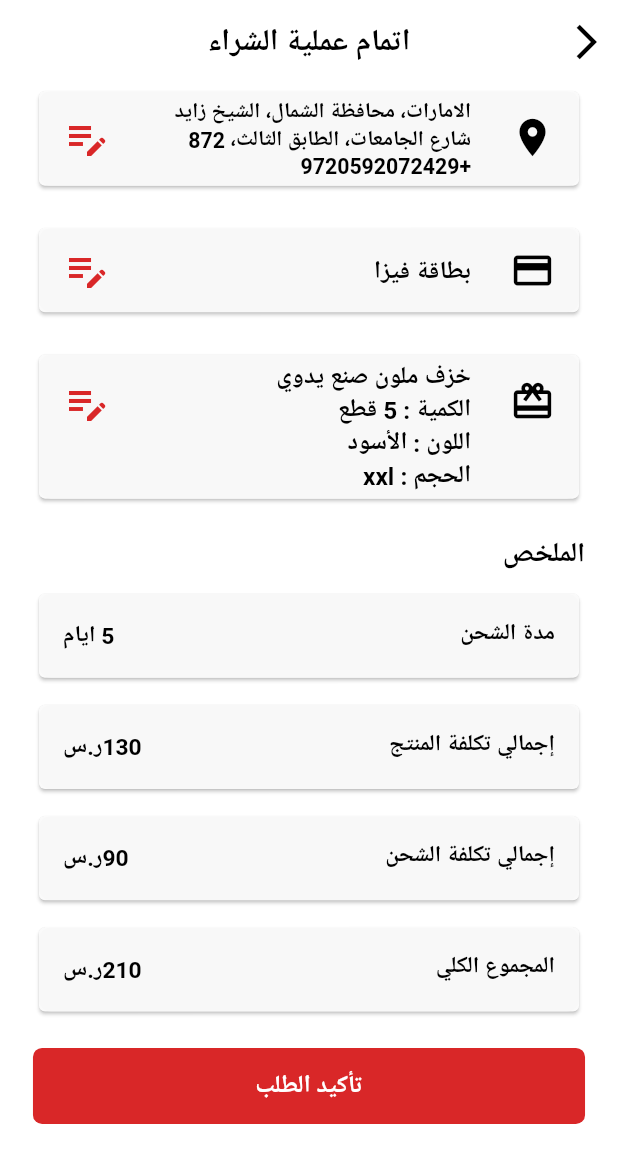
After one commit to WasemAljundy/Sezon-App, a Flutter app: the PaymentView screen opened by its route, after a tap on "تأكيد الطلب", on a phone screen of 412 x 824 dp. The commit adds this screen. Shown: the top 1163 px of the screen. Run offline on Flutter 3.47's test engine with Material 2 defaults, Android fonts, the phone set to English and light mode, and no system bars; our stand-ins replace dio, firebase_auth, firebase_core, flutter_screenutil, get, google_fonts and 4 more; missing offline and left inert: flutter_verification_code; accounts and stored records are empty; Roboto replaces fonts that are missing (Cairo, Tajawal).

Commit message:
payment details confirmation created

```diff
--- a/lib/app/modules/payment/views/payment_view.dart
+++ b/lib/app/modules/payment/views/payment_view.dart
@@ -6,13 +6,18 @@ import 'package:sezon_app/app/modules/payment/views/widgets/add_new_address.widg
 import 'package:sezon_app/app/modules/payment/views/widgets/add_spec.widget.dart';
 import 'package:sezon_app/app/modules/payment/views/widgets/app_bar_widget.dart';
 import 'package:sezon_app/app/modules/payment/views/widgets/pick_payment.widget.dart';
+import 'package:sezon_app/app/routes/app_pages.dart';
+import 'package:sezon_app/utils/colors.dart';
 
 class PaymentView extends GetView<PaymentController> {
   @override
   Widget build(BuildContext context) {
     return Scaffold(
       appBar: PaymentAppBar(),
-      body: ListView(
+      body: Column(
+        children: [
+          Expanded(
+            child: ListView(
               padding: EdgeInsets.symmetric(
                 horizontal: 20.w,
                 vertical: 10.h,
@@ -22,7 +27,8 @@ class PaymentView extends GetView<PaymentController> {
                 Card(
                   elevation: 2,
                   child: ListTile(
-              onTap: () => controller.bottomSheet(context, AddNewAddress()),
+                    onTap: () =>
+                        controller.bottomSheet(context, AddNewAddress()),
                     leading: Icon(
                       Icons.location_on,
                       color: Colors.black,
@@ -85,6 +91,20 @@ class PaymentView extends GetView<PaymentController> {
                 ),
               ],
             ),
+          ),
+          Padding(
+            padding: EdgeInsets.all(20.r),
+            child: ElevatedButton(
+              onPressed: () => Get.toNamed(AppPages.PAYMENT_CONFIRMATION),
+              child: Text('تأكيد الطلب'),
+              style: ElevatedButton.styleFrom(
+                backgroundColor: AppColors.customRed,
+                minimumSize: Size(double.infinity, 50.h),
+              ),
+            ),
+          ),
+        ],
+      ),
     );
   }
 }
--- /dev/null
+++ b/lib/app/modules/payment/views/widgets/payment_completion.dart
@@ -0,0 +1,68 @@
+import 'package:flutter/material.dart';
+import 'package:flutter_screenutil/flutter_screenutil.dart';
+import 'package:get/get.dart';
+import 'package:sezon_app/app/components/custom_snackbar.dart';
+import 'package:sezon_app/app/modules/payment/controllers/payment.controller.dart';
+import 'package:sezon_app/app/modules/payment/views/widgets/app_bar_widget.dart';
+import 'package:sezon_app/app/modules/payment/views/widgets/payment_details.card.dart';
+import 'package:sezon_app/app/modules/payment/views/widgets/product_details.card.dart';
+import 'package:sezon_app/app/modules/payment/views/widgets/summary_widget.dart';
+import 'package:sezon_app/utils/colors.dart';
+
+class PaymentConfirmation extends GetView<PaymentController> {
+  @override
+  Widget build(BuildContext context) {
+    return Scaffold(
+      appBar: PaymentAppBar(),
+      body: ListView(
+        padding: EdgeInsets.symmetric(horizontal: 20.w),
+        children: [
+          PaymentDetailsCard(
+            leadingIcon: Icons.location_on,
+            title:
+                'الامارات، محافظة الشمال، الشيخ زايد شارع الجامعات، الطابق الثالث، 872 +9720592072429',
+          ),
+          SizedBox(height: 20.h),
+          PaymentDetailsCard(
+            title: 'بطاقة فيزا',
+            fontSize: 16.sp,
+            leadingIcon: Icons.credit_card,
+          ),
+          SizedBox(height: 20.h),
+          ProductDetailsCard(),
+          SizedBox(height: 20.h),
+          Text(
+            'الملخص',
+            style: TextStyle(
+              fontWeight: FontWeight.bold,
+              fontSize: 18.sp,
+            ),
+          ),
+          SizedBox(height: 10.h),
+          SummaryWidget(title: 'مدة الشحن', subTitle: '5 ايام'),
+          SizedBox(height: 10.h),
+          SummaryWidget(title: 'إجمالي تكلفة المنتج', subTitle: '130ر.س'),
+          SizedBox(height: 10.h),
+          SummaryWidget(title: 'إجمالي تكلفة الشحن', subTitle: '90ر.س'),
+          SizedBox(height: 10.h),
+          SummaryWidget(title: 'المجموع الكلي', subTitle: '210ر.س'),
+          SizedBox(height: 20.h),
+          ElevatedButton(
+            onPressed: () {
+              Get.back();
+              CustomSnackBar.showCustomSnackBar(
+                title: 'رائع',
+                message: 'تم الشراء بنجاح',
+              );
+            },
+            child: Text('تأكيد الطلب'),
+            style: ElevatedButton.styleFrom(
+              backgroundColor: AppColors.customRed,
+              minimumSize: Size(double.infinity, 50.h),
+            ),
+          ),
+        ],
+      ),
+    );
+  }
+}
--- /dev/null
+++ b/lib/app/modules/payment/views/widgets/payment_details.card.dart
@@ -0,0 +1,45 @@
+import 'package:flutter/material.dart';
+import 'package:flutter_screenutil/flutter_screenutil.dart';
+import 'package:sezon_app/utils/colors.dart';
+
+class PaymentDetailsCard extends StatelessWidget {
+  PaymentDetailsCard({
+    Key? key,
+    required this.title,
+    required this.leadingIcon,
+    this.fontSize = 14.0,
+  });
+
+  final String title;
+  final IconData leadingIcon;
+  final double fontSize;
+
+  @override
+  Widget build(BuildContext context) {
+    return Card(
+      elevation: 1,
+      child: ListTile(
+        leading: Icon(
+          leadingIcon,
+          color: Colors.black,
+          size: 30,
+        ),
+        title: Text(
+          title,
+          maxLines: 3,
+          overflow: TextOverflow.ellipsis,
+          style: TextStyle(
+            fontSize: fontSize.sp, // Use fontSize.sp to convert it to screen util
+            fontWeight: FontWeight.bold,
+            color: Colors.black,
+          ),
+        ),
+        trailing: Icon(
+          Icons.edit_note,
+          size: 32,
+          color: AppColors.customRed,
+        ),
+      ),
+    );
+  }
+}
--- /dev/null
+++ b/lib/app/modules/payment/views/widgets/product_details.card.dart
@@ -0,0 +1,66 @@
+import 'package:flutter/material.dart';
+import 'package:flutter_screenutil/flutter_screenutil.dart';
+import 'package:sezon_app/utils/colors.dart';
+
+class ProductDetailsCard extends StatelessWidget {
+  const ProductDetailsCard({
+    super.key,
+  });
+
+  @override
+  Widget build(BuildContext context) {
+    return Card(
+      elevation: 1,
+      child: ListTile(
+        leading: Icon(
+          Icons.redeem,
+          color: Colors.black,
+          size: 30,
+        ),
+        title: Column(
+          mainAxisAlignment: MainAxisAlignment.start,
+          crossAxisAlignment: CrossAxisAlignment.start,
+          children: [
+            Text(
+              'خزف ملون صنع يدوي',
+              style: TextStyle(
+                fontSize: 16.sp,
+                fontWeight: FontWeight.bold,
+                color: Colors.black,
+              ),
+            ),
+            Text(
+              'الكمية : 5 قطع',
+              style: TextStyle(
+                fontSize: 16.sp,
+                fontWeight: FontWeight.bold,
+                color: Colors.black,
+              ),
+            ),
+            Text(
+              'اللون : الأسود',
+              style: TextStyle(
+                fontSize: 16.sp,
+                fontWeight: FontWeight.bold,
+                color: Colors.black,
+              ),
+            ),
+            Text(
+              'الحجم : xxl',
+              style: TextStyle(
+                fontSize: 16.sp,
+                fontWeight: FontWeight.bold,
+                color: Colors.black,
+              ),
+            ),
+          ],
+        ),
+        trailing: Icon(
+          Icons.edit_note,
+          size: 32,
+          color: AppColors.customRed,
+        ),
+      ),
+    );
+  }
+}
--- /dev/null
+++ b/lib/app/modules/payment/views/widgets/summary_widget.dart
@@ -0,0 +1,36 @@
+import 'package:flutter/material.dart';
+import 'package:flutter_screenutil/flutter_screenutil.dart';
+
+class SummaryWidget extends StatelessWidget {
+  const SummaryWidget({
+    super.key,
+    required this.title,
+    required this.subTitle,
+  });
+
+  final String title;
+  final String subTitle;
+
+  @override
+  Widget build(BuildContext context) {
+    return Card(
+      elevation: 1,
+      child: ListTile(
+        leading: Text(
+          title,
+          style: TextStyle(
+            fontWeight: FontWeight.bold,
+            fontSize: 15.sp,
+          ),
+        ),
+        trailing: Text(
+          subTitle,
+          style: TextStyle(
+            fontWeight: FontWeight.bold,
+            fontSize: 15.sp,
+          ),
+        ),
+      ),
+    );
+  }
+}
--- a/lib/app/routes/app_pages.dart
+++ b/lib/app/routes/app_pages.dart
@@ -7,6 +7,7 @@ import 'package:sezon_app/app/modules/login/bindings/login_binding.dart';
 import 'package:sezon_app/app/modules/login/views/login_view.dart';
 import 'package:sezon_app/app/modules/payment/bindings/payment_bindings.dart';
 import 'package:sezon_app/app/modules/payment/views/payment_view.dart';
+import 'package:sezon_app/app/modules/payment/views/widgets/payment_completion.dart';
 import 'package:sezon_app/app/modules/product_details/bindings/product_details_binding.dart';
 import 'package:sezon_app/app/modules/product_details/views/product_details_view.dart';
 import 'package:sezon_app/app/modules/register/bindings/register_binding.dart';
@@ -24,6 +25,7 @@ class AppPages {
   static const REGISTER_CODE = Routes.REGISTER_CODE;
   static const PRODUCT_DETAILS = Routes.PRODUCT_DETAILS;
   static const PAYMENT = Routes.PAYMENT;
+  static const PAYMENT_CONFIRMATION = Routes.PAYMENT_CONFIRMATION;
 
   static final routes = [
     GetPage(
@@ -60,5 +62,10 @@ class AppPages {
       page: () => PaymentView(),
       binding: PaymentBindings(),
     ),
+    GetPage(
+      name: _Paths.PAYMENT_CONFIRMATION,
+      page: () => PaymentConfirmation(),
+      binding: PaymentBindings(),
+    ),
   ];
 }
--- a/lib/app/routes/app_routes.dart
+++ b/lib/app/routes/app_routes.dart
@@ -9,6 +9,7 @@ abstract class Routes {
   static const REGISTER_CODE = _Paths.REGISTER_CODE;
   static const PRODUCT_DETAILS = _Paths.PRODUCT_DETAILS;
   static const PAYMENT = _Paths.PAYMENT;
+  static const PAYMENT_CONFIRMATION = _Paths.PAYMENT_CONFIRMATION;
 }
 
 abstract class _Paths {
@@ -20,4 +21,5 @@ abstract class _Paths {
   static const REGISTER_CODE = '/register_code';
   static const PRODUCT_DETAILS = '/product_details';
   static const PAYMENT = '/payment';
+  static const PAYMENT_CONFIRMATION = '/payment_confirmation';
 }
```
Lines whose indentation alone changed are shown as unchanged.
